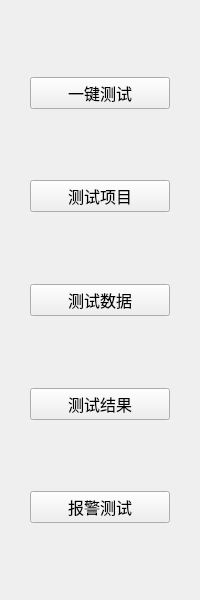
The window that IDC_TestSystem/SI-PDU/toolbox/sitesttoolwid.ui (ChinaClever/IDC_TestSystem) describes before a commit, drawn with Qt 5.
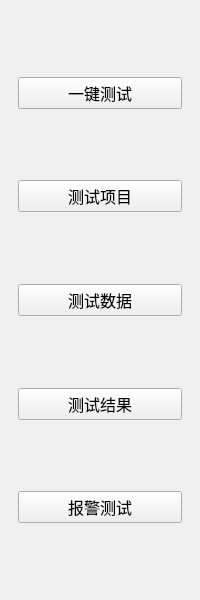
The same window after the commit.

The edit to the form file:
```diff
--- a/IDC_TestSystem/SI-PDU/toolbox/sitesttoolwid.ui
+++ b/IDC_TestSystem/SI-PDU/toolbox/sitesttoolwid.ui
@@ -21,10 +21,10 @@
   </property>
   <layout class="QVBoxLayout" name="verticalLayout">
    <property name="leftMargin">
-    <number>30</number>
+    <number>18</number>
    </property>
    <property name="rightMargin">
-    <number>30</number>
+    <number>18</number>
    </property>
    <item>
     <spacer name="verticalSpacer_6">
```
